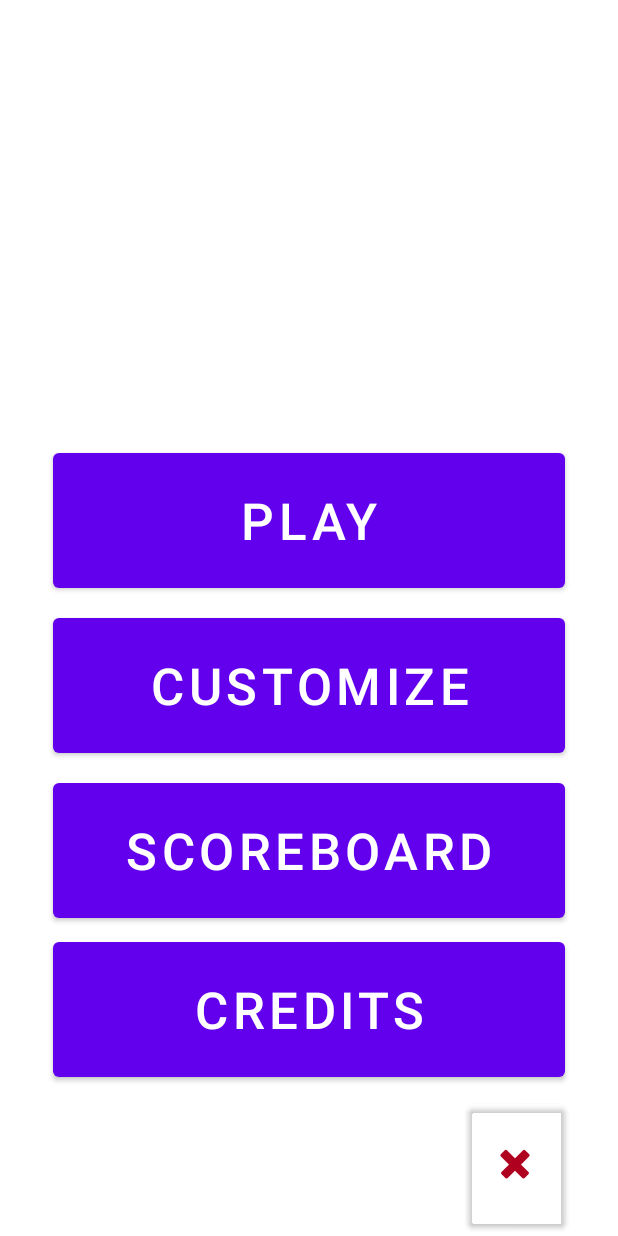
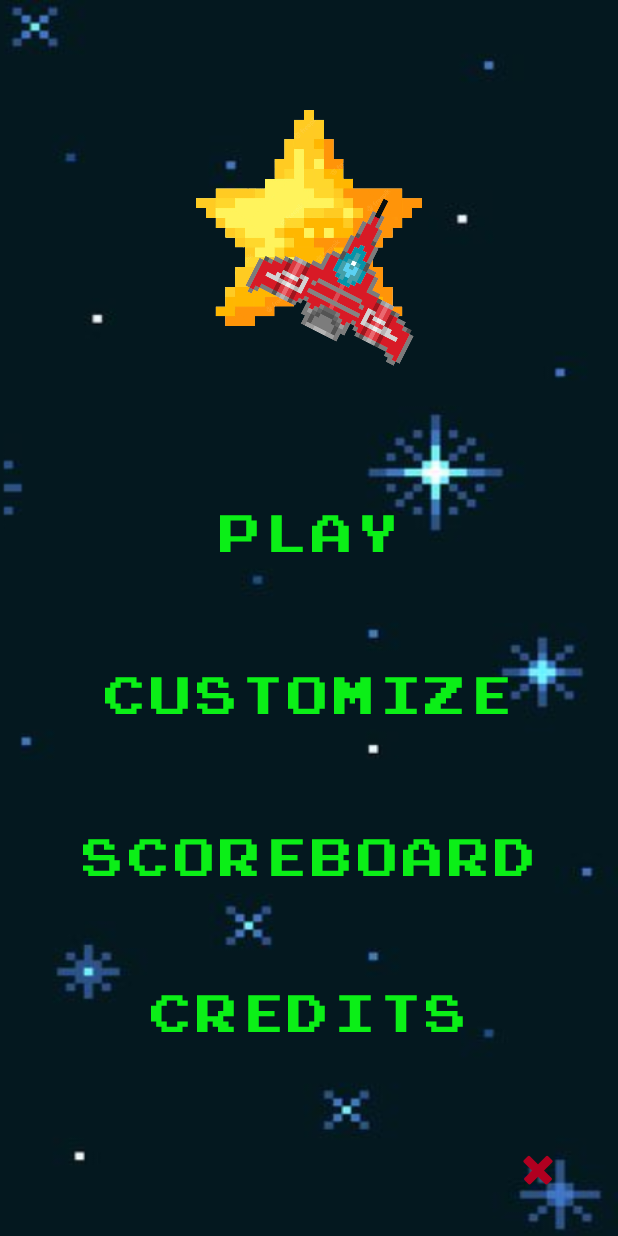
Before and after one commit to zalewskip123/projekt_aplikacji_mobilnej_space_bullet_game, an Android app: the Menu_main screen opened directly, with no data from a screen before it, on a phone screen of 412 x 824 dp. Run offline under Robolectric (Android 15) with nearby library versions, the phone set to English and light mode, and no system bars.

Commit message:
Finished design of main menu

```diff
--- a/app/src/main/res/layout/menu_custom.xml
+++ b/app/src/main/res/layout/menu_custom.xml
@@ -15,6 +15,7 @@
         android:insetTop="0dp"
         android:insetRight="0dp"
         android:insetBottom="0dp"
+        android:background="@drawable/blank"
         app:icon="@android:drawable/ic_delete"
         app:iconPadding="0dp"
         app:iconTint="@color/design_default_color_error"
--- a/app/src/main/res/layout/menu_main.xml
+++ b/app/src/main/res/layout/menu_main.xml
@@ -3,37 +3,47 @@
     xmlns:app="http://schemas.android.com/apk/res-auto"
     xmlns:tools="http://schemas.android.com/tools"
     android:layout_width="match_parent"
-    android:layout_height="match_parent">
+    android:layout_height="match_parent"
+    android:background="@drawable/background1">>
 
     <Button
         android:id="@+id/button7"
-        android:layout_width="341dp"
-        android:layout_height="102dp"
+        android:layout_width="370dp"
+        android:layout_height="100dp"
         android:layout_marginBottom="8dp"
-        android:text="Play"
-        android:textSize="34sp"
+        android:text="PLAY"
+        android:textSize="28sp"
+        android:fontFamily="@font/prstart"
+        android:textColor="#0BEF17"
+        android:background="@drawable/blank"
         app:layout_constraintBottom_toTopOf="@+id/button6"
         app:layout_constraintEnd_toEndOf="parent"
         app:layout_constraintStart_toStartOf="parent" />
 
     <Button
         android:id="@+id/button3"
-        android:layout_width="341dp"
-        android:layout_height="102dp"
+        android:layout_width="370dp"
+        android:layout_height="100dp"
         android:layout_marginBottom="12dp"
         android:text="Credits"
-        android:textSize="34sp"
+        android:textSize="28sp"
+        android:fontFamily="@font/prstart"
+        android:textColor="#0BEF17"
+        android:background="@drawable/blank"
         app:layout_constraintBottom_toTopOf="@+id/button4"
         app:layout_constraintEnd_toEndOf="parent"
         app:layout_constraintStart_toStartOf="parent" />
 
     <Button
         android:id="@+id/button6"
-        android:layout_width="341dp"
-        android:layout_height="102dp"
+        android:layout_width="370dp"
+        android:layout_height="100dp"
         android:layout_marginBottom="8dp"
+        android:background="@drawable/blank"
+        android:fontFamily="@font/prstart"
         android:text="Customize"
-        android:textSize="34sp"
+        android:textColor="#0BEF17"
+        android:textSize="28sp"
         app:layout_constraintBottom_toTopOf="@+id/button5"
         app:layout_constraintEnd_toEndOf="parent"
         app:layout_constraintStart_toStartOf="parent" />
@@ -42,35 +52,39 @@
         android:id="@+id/button4"
         android:layout_width="65dp"
         android:layout_height="80dp"
-        android:layout_marginBottom="8dp"
+        android:layout_marginBottom="4dp"
         android:backgroundTint="#00FFFFFF"
         android:insetLeft="0dp"
         android:insetTop="0dp"
         android:insetRight="0dp"
         android:insetBottom="0dp"
+        android:background="@drawable/blank"
         app:icon="@android:drawable/ic_delete"
         app:iconPadding="0dp"
         app:iconTint="@color/design_default_color_error"
         app:layout_constraintBottom_toBottomOf="parent"
         app:layout_constraintEnd_toEndOf="parent"
-        app:layout_constraintHorizontal_bias="0.898"
+        app:layout_constraintHorizontal_bias="0.942"
         app:layout_constraintStart_toStartOf="parent" />
 
     <Button
         android:id="@+id/button5"
-        android:layout_width="341dp"
-        android:layout_height="102dp"
+        android:layout_width="370dp"
+        android:layout_height="100dp"
         android:layout_marginBottom="4dp"
         android:text="Scoreboard"
-        android:textSize="34sp"
+        android:textSize="28sp"
+        android:fontFamily="@font/prstart"
+        android:textColor="#0BEF17"
+        android:background="@drawable/blank"
         app:layout_constraintBottom_toTopOf="@+id/button3"
         app:layout_constraintEnd_toEndOf="parent"
         app:layout_constraintStart_toStartOf="parent" />
 
     <ImageView
         android:id="@+id/imageView2"
-        android:layout_width="282dp"
-        android:layout_height="177dp"
+        android:layout_width="360dp"
+        android:layout_height="200dp"
         android:layout_marginTop="16dp"
         android:layout_marginBottom="18dp"
         app:layout_constraintBottom_toTopOf="@+id/button7"
@@ -79,6 +93,6 @@
         app:layout_constraintStart_toStartOf="parent"
         app:layout_constraintTop_toTopOf="parent"
         app:layout_constraintVertical_bias="0.4"
-        tools:srcCompat="@tools:sample/avatars" />
+        app:srcCompat="@drawable/logo" />
 
 </androidx.constraintlayout.widget.ConstraintLayout>
```
Also changed, not shown: app/src/main/res/drawable-v24/background1.png (added), app/src/main/res/drawable-v24/background3.png (added), app/src/main/res/drawable-v24/background4.png (added), app/src/main/res/drawable-v24/logo.png (added), app/src/main/res/font/prstart.ttf (added).
